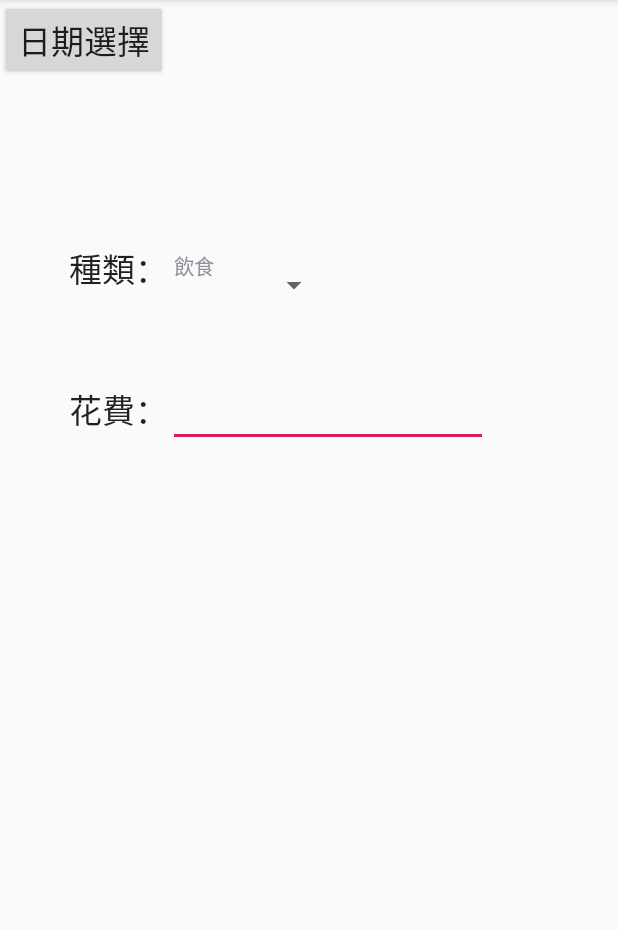
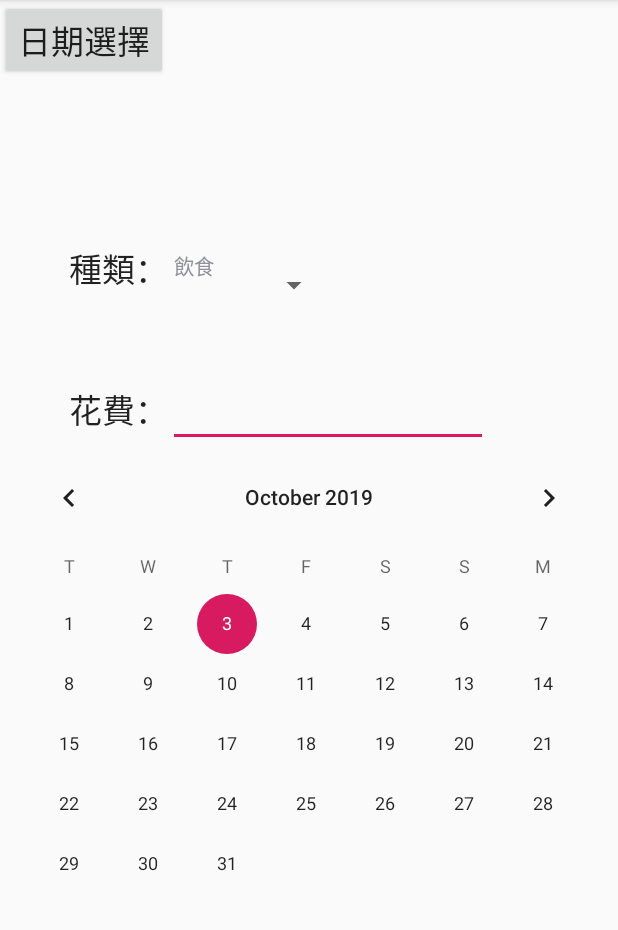
Before and after one commit to linsmac/porgect2, an Android app: the screen it shows after launch (MainActivity), on a phone screen of 412 x 824 dp, the part 84-1014 px from its top. Run offline under Robolectric (Android 15) with nearby library versions, the phone set to English and light mode, and no system bars.

Commit message:
Add CalendarView to MainActivity.

```diff
--- a/app/src/main/java/com/example/porgect1/MainActivity.java
+++ b/app/src/main/java/com/example/porgect1/MainActivity.java
@@ -1,31 +1,50 @@
 package com.example.porgect1;
 
+import android.annotation.SuppressLint;
 import android.app.DatePickerDialog;
 import android.os.Bundle;
 import android.view.View;
 import android.widget.Button;
+
+import android.widget.CalendarView;
 import android.widget.DatePicker;
 import android.widget.Spinner;
 import android.widget.TextView;
+import android.widget.Toast;
+
+import androidx.annotation.NonNull;
 import androidx.appcompat.app.AppCompatActivity;
+
 import java.util.Calendar;
+import java.util.Iterator;
+import java.util.List;
+
 
 public class MainActivity extends AppCompatActivity {
     private int mYear, mMonth, mDay;
     private Spinner spinner;
     private Spinner_main spinner_main;
+
     @Override
     protected void onCreate(Bundle savedInstanceState) {
         super.onCreate(savedInstanceState);
         setContentView(R.layout.activity_main);
-        final TextView dateText = (TextView)findViewById(R.id.dataText);
-        Button dateButton = (Button)findViewById(R.id.button);
-        spinner = (Spinner)findViewById(R.id.spinner);
+        final TextView dateText = (TextView) findViewById(R.id.dataText);
+        Button dateButton = (Button) findViewById(R.id.button);
+        spinner = (Spinner) findViewById(R.id.spinner);
         spinner_main = new Spinner_main(getApplicationContext());
         spinner_main.setSpinner(spinner);
 
+        CalendarView CalendarView = findViewById(R.id.calendarView);
+        CalendarView.setOnDateChangeListener(new CalendarView.OnDateChangeListener() {
+            @Override
+            public void onSelectedDayChange(@NonNull android.widget.CalendarView calendarView, int i, int i1, int i2) {
+                String format = "您設定的日期為:" +  i  +"年" + i1 + "月" + i2 + "日";
+                dateText.setText(format);
+            }
+        });
 
-        dateButton.setOnClickListener(new View.OnClickListener(){
+        dateButton.setOnClickListener(new View.OnClickListener() {
             @Override
             public void onClick(View view) {
                 final Calendar c = Calendar.getInstance();
@@ -35,19 +54,21 @@ public class MainActivity extends AppCompatActivity {
                 new DatePickerDialog(MainActivity.this, new DatePickerDialog.OnDateSetListener() {
                     @Override
                     public void onDateSet(DatePicker view, int year, int month, int day) {
-                        String format = "您設定的日期為:"+ setDateFormat(year,month,day);
-                        dateText.setText(format);                    }
+                        String format = "您設定的日期為:" + setDateFormat(year, month, day);
+                        dateText.setText(format);
+                    }
 
-                }, mYear,mMonth, mDay).show();            }
+                }, mYear, mMonth, mDay).show();
+            }
 
         });
     }
-    private String setDateFormat(int year,int monthOfYear,int dayOfMonth){
+
+    private String setDateFormat(int year, int monthOfYear, int dayOfMonth) {
         return String.valueOf(year) + "-"
                 + String.valueOf(monthOfYear + 1) + "-"
                 + String.valueOf(dayOfMonth);
     }
 
 
-
 }
--- a/app/src/main/res/layout/activity_main.xml
+++ b/app/src/main/res/layout/activity_main.xml
@@ -71,4 +71,20 @@
         app:layout_constraintStart_toStartOf="@+id/textView"
         app:layout_constraintTop_toTopOf="@+id/dataText" />
 
+    <CalendarView
+        android:id="@+id/calendarView"
+        android:layout_width="0dp"
+        android:layout_height="0dp"
+        android:firstDayOfWeek="3"
+        android:focusedMonthDateColor="#f00"
+        android:selectedWeekBackgroundColor="#aff"
+        android:shownWeekCount="4"
+        android:unfocusedMonthDateColor="#f9f"
+        android:weekSeparatorLineColor="#ff0"
+        app:layout_constraintBottom_toBottomOf="parent"
+        app:layout_constraintEnd_toEndOf="parent"
+        app:layout_constraintHorizontal_bias="0.572"
+        app:layout_constraintStart_toStartOf="parent"
+        app:layout_constraintTop_toBottomOf="@+id/editText" />
+
 </androidx.constraintlayout.widget.ConstraintLayout>
```
Also changed, not shown: app/gradle/wrapper/gradle-wrapper.properties (added), 4 other files.
